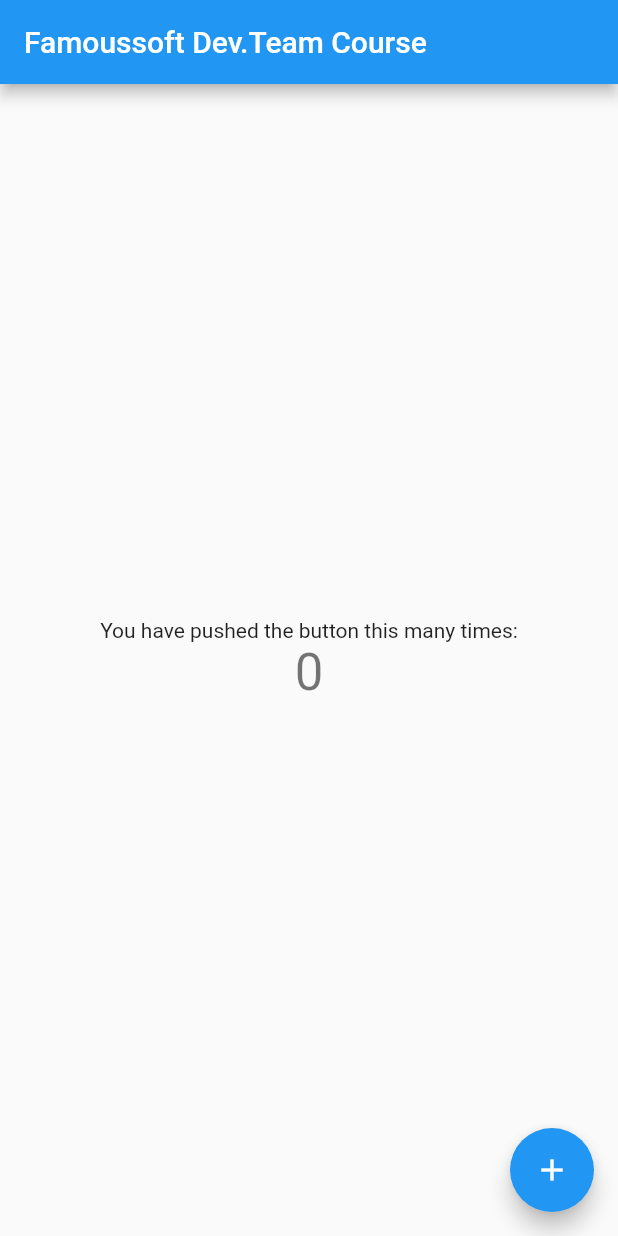
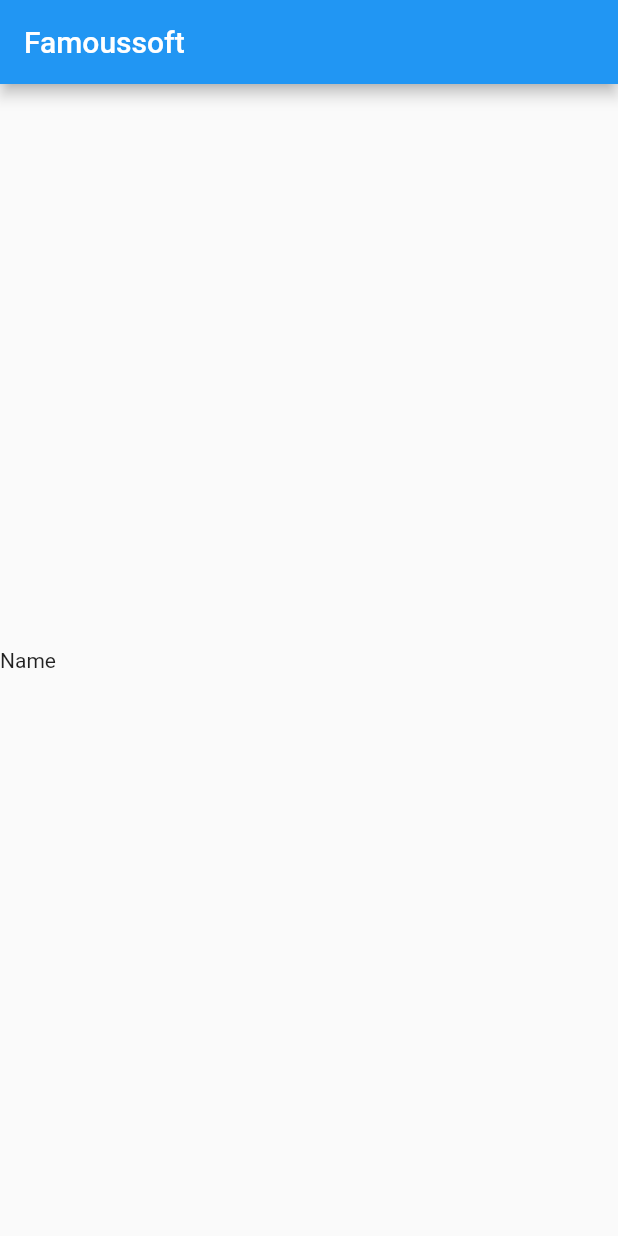
Before and after one commit to GausAlMunirTushar/Flutter_Catalog, a Flutter app: the screen it shows after launch, on a phone screen of 412 x 824 dp. Run offline on Flutter 3.47's test engine with Material 2 defaults, Android fonts, the phone set to English and light mode, and no system bars.

Commit message:
appbar added

```diff
--- a/lib/main.dart
+++ b/lib/main.dart
@@ -1,115 +1,26 @@
 import 'package:flutter/material.dart';
 
 void main() {
-  runApp(const MyApp());
+  runApp(
+      MaterialApp(
+        debugShowCheckedModeBanner: false,
+        title: "Famoussoft",
+        home: Scaffold(
+          appBar: AppBar(
+            title: Text("Famoussoft")),
+          body:Material(
+            //color: Colors.lightBlueAccent,
+            child:Center(
+            child: Table(
+              children: [
+                TableRow(
+                  children: [
+                    Text("Name")
+                  ]
+                )
+              ]
+            ),
+          )
+      )
+  );
 }
-
-class MyApp extends StatelessWidget {
-  const MyApp({Key? key}) : super(key: key);
-
-  // This widget is the root of your application.
-  @override
-  Widget build(BuildContext context) {
-    return MaterialApp(
-      title: 'Flutter Demo',
-      theme: ThemeData(
-        // This is the theme of your application.
-        //
-        // Try running your application with "flutter run". You'll see the
-        // application has a blue toolbar. Then, without quitting the app, try
-        // changing the primarySwatch below to Colors.green and then invoke
-        // "hot reload" (press "r" in the console where you ran "flutter run",
-        // or simply save your changes to "hot reload" in a Flutter IDE).
-        // Notice that the counter didn't reset back to zero; the application
-        // is not restarted.
-        primarySwatch: Colors.blue,
-      ),
-      home: const MyHomePage(title: 'Famoussoft Dev.Team Course'),
-    );
-  }
-}
-
-class MyHomePage extends StatefulWidget {
-  const MyHomePage({Key? key, required this.title}) : super(key: key);
-
-  // This widget is the home page of your application. It is stateful, meaning
-  // that it has a State object (defined below) that contains fields that affect
-  // how it looks.
-
-  // This class is the configuration for the state. It holds the values (in this
-  // case the title) provided by the parent (in this case the App widget) and
-  // used by the build method of the State. Fields in a Widget subclass are
-  // always marked "final".
-
-  final String title;
-
-  @override
-  State<MyHomePage> createState() => _MyHomePageState();
-}
-
-class _MyHomePageState extends State<MyHomePage> {
-  int _counter = 0;
-
-  void _incrementCounter() {
-    setState(() {
-      // This call to setState tells the Flutter framework that something has
-      // changed in this State, which causes it to rerun the build method below
-      // so that the display can reflect the updated values. If we changed
-      // _counter without calling setState(), then the build method would not be
-      // called again, and so nothing would appear to happen.
-      _counter++;
-    });
-  }
-
-  @override
-  Widget build(BuildContext context) {
-    // This method is rerun every time setState is called, for instance as done
-    // by the _incrementCounter method above.
-    //
-    // The Flutter framework has been optimized to make rerunning build methods
-    // fast, so that you can just rebuild anything that needs updating rather
-    // than having to individually change instances of widgets.
-    return Scaffold(
-      appBar: AppBar(
-        // Here we take the value from the MyHomePage object that was created by
-        // the App.build method, and use it to set our appbar title.
-        title: Text(widget.title),
-      ),
-      body: Center(
-        // Center is a layout widget. It takes a single child and positions it
-        // in the middle of the parent.
-        child: Column(
-          // Column is also a layout widget. It takes a list of children and
-          // arranges them vertically. By default, it sizes itself to fit its
-          // children horizontally, and tries to be as tall as its parent.
-          //
-          // Invoke "debug painting" (press "p" in the console, choose the
-          // "Toggle Debug Paint" action from the Flutter Inspector in Android
-          // Studio, or the "Toggle Debug Paint" command in Visual Studio Code)
-          // to see the wireframe for each widget.
-          //
-          // Column has various properties to control how it sizes itself and
-          // how it positions its children. Here we use mainAxisAlignment to
-          // center the children vertically; the main axis here is the vertical
-          // axis because Columns are vertical (the cross axis would be
-          // horizontal).
-          mainAxisAlignment: MainAxisAlignment.center,
-          children: <Widget>[
-            const Text(
-              'You have pushed the button this many times:',
-            ),
-            Text(
-              '$_counter',
-              style: Theme.of(context).textTheme.headline4,
-            ),
-          ],
-        ),
-      ),
-      floatingActionButton: FloatingActionButton(
-        onPressed: _incrementCounter,
-        tooltip: 'Increment',
-        child: const Icon(Icons.add),
-      ), // This trailing comma makes auto-formatting nicer for build methods.
-    );
-  }
-}
```
